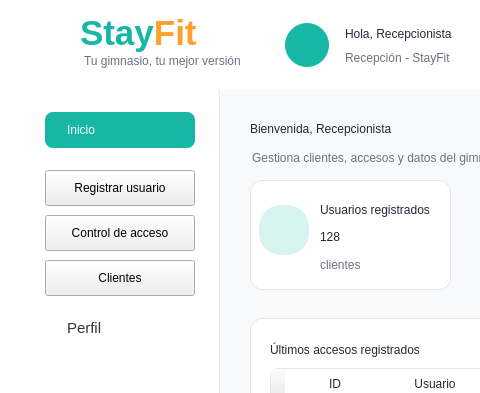
smonts01/Ingenieria-del-software, file Proyecto/src/vista/Ui/interfaz_recepcionista.ui: the form before one commit; both pictures show x 0 to 480 and y 0 to 393 of the 1202 by 701 pixel window.
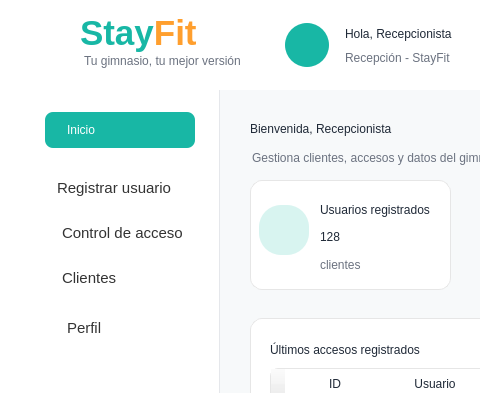
The form after the commit. Icons and pictures are not drawn.

Patch:
```diff
--- a/Proyecto/src/vista/Ui/interfaz_recepcionista.ui
+++ b/Proyecto/src/vista/Ui/interfaz_recepcionista.ui
@@ -215,6 +215,32 @@
        <height>36</height>
       </rect>
      </property>
+     <property name="font">
+      <font>
+       <family>Segoe UI</family>
+       <pointsize>11</pointsize>
+      </font>
+     </property>
+     <property name="styleSheet">
+      <string notr="true">QPushButton {
+    background-color: transparent;
+    border: none;
+    border-radius: 8px;
+    padding: 8px 12px;
+    text-align: left;
+    color: #333333;
+}
+
+QPushButton:hover {
+    background-color: #E8F8F5;
+}
+
+QPushButton:checked {
+    background-color: #DDF7F3;
+    color: #333333;
+    font-weight: bold;
+}</string>
+     </property>
      <property name="text">
       <string>Registrar usuario</string>
      </property>
@@ -222,12 +248,38 @@
     <widget class="QPushButton" name="btnControlAcceso">
      <property name="geometry">
       <rect>
-       <x>45</x>
+       <x>50</x>
        <y>125</y>
        <width>150</width>
        <height>36</height>
       </rect>
      </property>
+     <property name="font">
+      <font>
+       <family>Segoe UI</family>
+       <pointsize>11</pointsize>
+      </font>
+     </property>
+     <property name="styleSheet">
+      <string notr="true">QPushButton {
+    background-color: transparent;
+    border: none;
+    border-radius: 8px;
+    padding: 8px 12px;
+    text-align: left;
+    color: #333333;
+}
+
+QPushButton:hover {
+    background-color: #E8F8F5;
+}
+
+QPushButton:checked {
+    background-color: #DDF7F3;
+    color: #333333;
+    font-weight: bold;
+}</string>
+     </property>
      <property name="text">
       <string>Control de acceso</string>
      </property>
@@ -235,12 +287,38 @@
     <widget class="QPushButton" name="btnClientes">
      <property name="geometry">
       <rect>
-       <x>45</x>
+       <x>50</x>
        <y>170</y>
        <width>150</width>
        <height>36</height>
       </rect>
      </property>
+     <property name="font">
+      <font>
+       <family>Segoe UI</family>
+       <pointsize>11</pointsize>
+      </font>
+     </property>
+     <property name="styleSheet">
+      <string notr="true">QPushButton {
+    background-color: transparent;
+    border: none;
+    border-radius: 8px;
+    padding: 8px 12px;
+    text-align: left;
+    color: #333333;
+}
+
+QPushButton:hover {
+    background-color: #E8F8F5;
+}
+
+QPushButton:checked {
+    background-color: #DDF7F3;
+    color: #333333;
+    font-weight: bold;
+}</string>
+     </property>
      <property name="text">
       <string>Clientes</string>
      </property>
```
Left out of the diff: 3 changed lines with no effect on the pictures.
